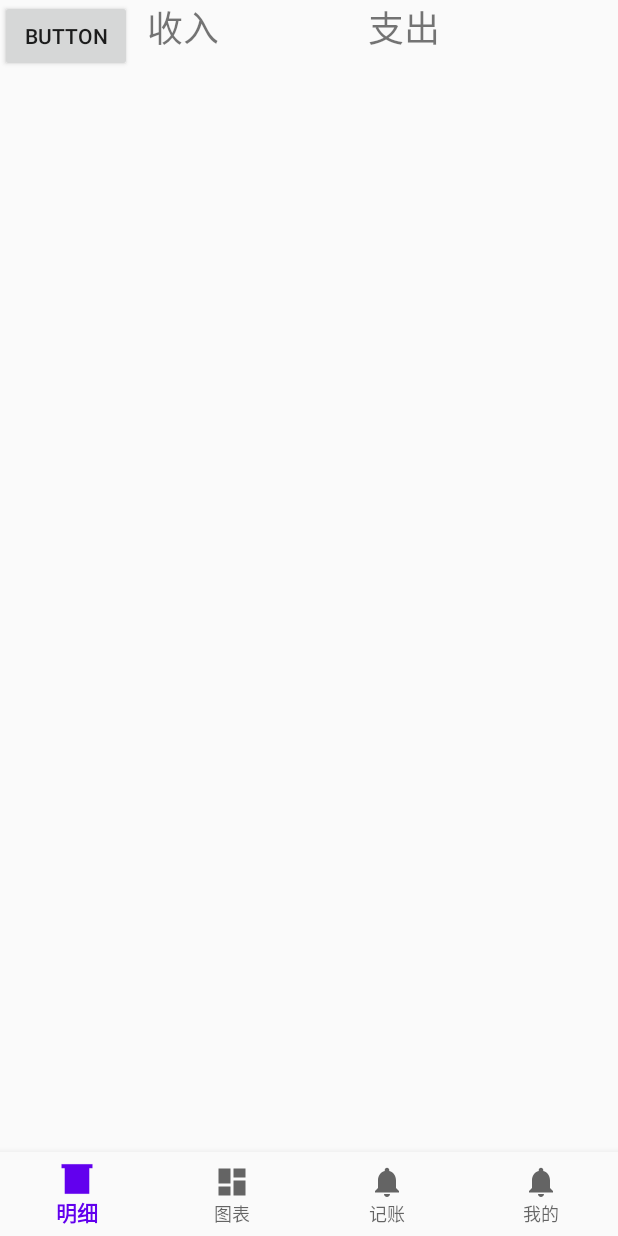
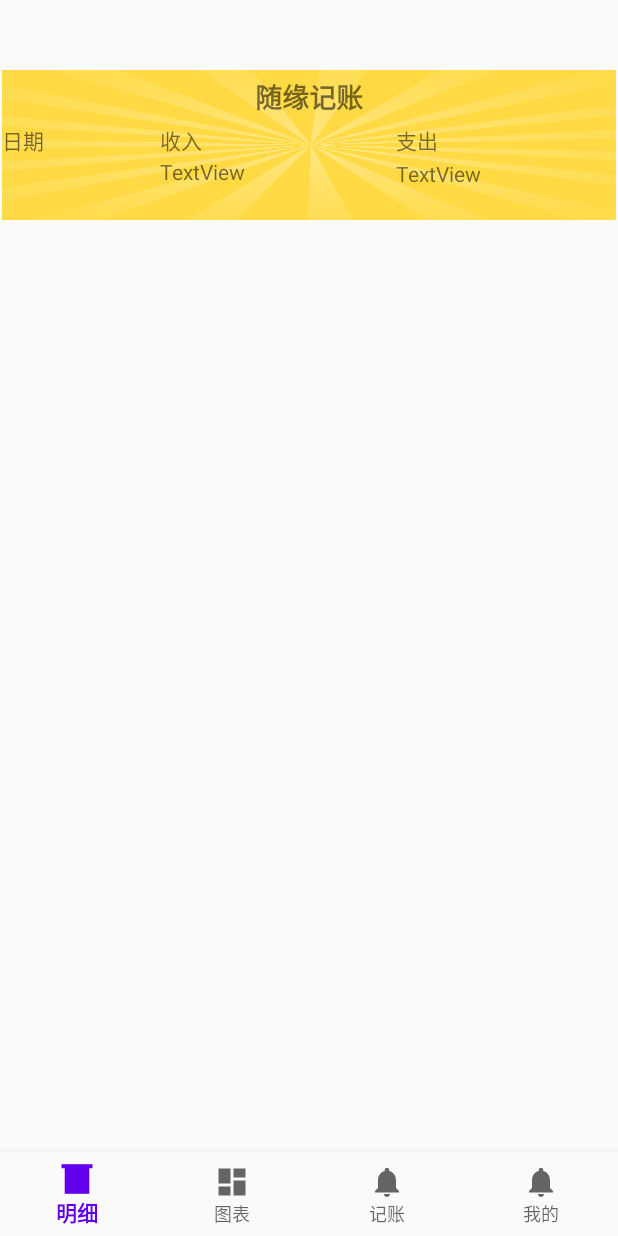
Before and after one commit to CNPolaris/MyMoneyApp, an Android app: the DetailsActivity screen opened directly, with no data from a screen before it, on a phone screen of 412 x 824 dp. Run offline under Robolectric (Android 15) with nearby library versions, the phone set to English and light mode, and no system bars; 1 statement that could not run was skipped.

Commit message:
app图标已经更改，明细界面上半部信息搭建完成，下一步着手在时间选择还有数据查询结果显示上！

```diff
--- a/app/src/main/AndroidManifest.xml
+++ b/app/src/main/AndroidManifest.xml
@@ -8,9 +8,9 @@
     <uses-permission android:name="android.permission.ACCESS_NETWORK_STATE" />
     <application
         android:allowBackup="true"
-        android:icon="@mipmap/ic_launcher"
+        android:icon="@drawable/myicon"
         android:label="@string/app_name"
-        android:roundIcon="@mipmap/ic_launcher_round"
+        android:roundIcon="@drawable/myicon"
         android:supportsRtl="true"
         android:focusableInTouchMode="false"
         android:theme="@style/AppTheme">
--- a/app/src/main/res/layout/activity_details.xml
+++ b/app/src/main/res/layout/activity_details.xml
@@ -21,89 +21,126 @@
         app:layout_constraintRight_toRightOf="parent"
         app:menu="@menu/bottom_nav_menu" />
 
-    <Button
-        android:id="@+id/timebutton"
-        android:layout_width="wrap_content"
-        android:layout_height="wrap_content"
-        android:text="Button"
-        tools:layout_editor_absoluteX="143dp"
-        tools:layout_editor_absoluteY="262dp" />
-
     <LinearLayout
-        android:layout_width="412dp"
-        android:layout_height="61dp"
-        android:orientation="horizontal"
+        android:layout_width="409dp"
+        android:layout_height="100dp"
+        android:layout_marginBottom="575dp"
+        android:orientation="vertical"
+        android:background="@drawable/badge_dialog_bg_b"
+        app:layout_constraintBottom_toTopOf="@+id/nav_view"
         app:layout_constraintEnd_toEndOf="parent"
         app:layout_constraintStart_toStartOf="parent"
         app:layout_constraintTop_toTopOf="parent">
 
         <LinearLayout
-            android:layout_width="98dp"
-            android:layout_height="match_parent"
+            android:layout_width="match_parent"
+            android:layout_height="36dp"
             android:orientation="vertical">
 
             <TextView
-                android:id="@+id/showdate"
+                android:id="@+id/textView5"
                 android:layout_width="match_parent"
-                android:layout_height="match_parent" />
+                android:layout_height="match_parent"
+                android:gravity="center"
+                android:text="随缘记账"
+                android:textSize="18sp"
+                android:textStyle="bold" />
         </LinearLayout>
 
         <LinearLayout
-            android:layout_width="122dp"
+            android:layout_width="match_parent"
+            android:layout_height="match_parent"
+            android:orientation="horizontal">
+
+            <LinearLayout
+                android:layout_width="105dp"
                 android:layout_height="match_parent"
                 android:orientation="vertical">
 
                 <LinearLayout
                     android:layout_width="match_parent"
-                android:layout_height="30dp"
-                android:orientation="horizontal">
+                    android:layout_height="23dp"
+                    android:orientation="vertical">
 
                     <TextView
-                    android:id="@+id/shouru"
-                    android:layout_width="wrap_content"
+                        android:id="@+id/textView12"
+                        android:layout_width="match_parent"
                         android:layout_height="match_parent"
-                    android:layout_weight="1"
-                    android:text="收入"
-                    android:textSize="24sp" />
-            </LinearLayout>
-
-            <TextView
-                android:id="@+id/showshouru"
-                android:layout_width="match_parent"
-                android:layout_height="30dp"
-                android:textSize="18sp" />
+                        android:text="日期" />
                 </LinearLayout>
 
                 <LinearLayout
-            android:layout_width="25dp"
+                    android:layout_width="match_parent"
                     android:layout_height="match_parent"
-            android:orientation="vertical"></LinearLayout>
+                    android:orientation="vertical"/>
+            </LinearLayout>
+
 
             <LinearLayout
-            android:layout_width="137dp"
+                android:layout_width="157dp"
                 android:layout_height="match_parent"
                 android:orientation="vertical">
 
                 <LinearLayout
                     android:layout_width="match_parent"
-                android:layout_height="30dp"
+                    android:layout_height="22dp"
                     android:orientation="horizontal">
 
                     <TextView
-                    android:id="@+id/zhichu"
+                        android:id="@+id/textView6"
                         android:layout_width="wrap_content"
                         android:layout_height="match_parent"
                         android:layout_weight="1"
-                    android:text="支出"
-                    android:textSize="24sp" />
+                        android:text="收入" />
                 </LinearLayout>
+
+                <LinearLayout
+                    android:layout_width="match_parent"
+                    android:layout_height="match_parent"
+                    android:orientation="horizontal">
+
+                    <TextView
+                        android:id="@+id/showshouru"
+                        android:layout_width="wrap_content"
+                        android:layout_height="match_parent"
+                        android:layout_weight="1"
+                        android:text="TextView" />
+                </LinearLayout>
+            </LinearLayout>
+
+            <LinearLayout
+                android:layout_width="match_parent"
+                android:layout_height="match_parent"
+                android:orientation="vertical">
+
+                <LinearLayout
+                    android:layout_width="match_parent"
+                    android:layout_height="23dp"
+                    android:orientation="horizontal">
+
+                    <TextView
+                        android:id="@+id/textView9"
+                        android:layout_width="wrap_content"
+                        android:layout_height="match_parent"
+                        android:layout_weight="1"
+                        android:text="支出" />
+                </LinearLayout>
+
+                <LinearLayout
+                    android:layout_width="match_parent"
+                    android:layout_height="match_parent"
+                    android:orientation="horizontal">
 
                     <TextView
                         android:id="@+id/showzhichu"
-                android:layout_width="match_parent"
-                android:layout_height="30dp"
-                android:textSize="18sp" />
+                        android:layout_width="wrap_content"
+                        android:layout_height="match_parent"
+                        android:layout_weight="1"
+                        android:text="TextView" />
+                </LinearLayout>
             </LinearLayout>
         </LinearLayout>
 
+    </LinearLayout>
+
 </androidx.constraintlayout.widget.ConstraintLayout>
--- a/app/src/main/res/layout/activity_my_info.xml
+++ b/app/src/main/res/layout/activity_my_info.xml
@@ -42,7 +42,7 @@
                 android:id="@+id/headView"
                 android:layout_width="match_parent"
                 android:layout_height="match_parent"
-                app:srcCompat="@android:drawable/ic_menu_myplaces" />
+                app:srcCompat="@drawable/myhead" />
         </LinearLayout>
 
         <LinearLayout
```
Also changed, not shown: app/src/main/res/drawable-hdpi/myicon.png (added), app/src/main/res/drawable/badge_dialog_bg_b.png (added), app/src/main/res/drawable/myhead.png (added). Lines whose indentation alone changed are shown as unchanged.
